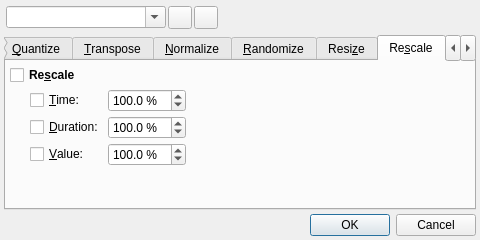
This is src/qtractorMidiToolsForm.ui in rncbc/qtractor as Qt 5 draws it before an edit. The edited form follows.
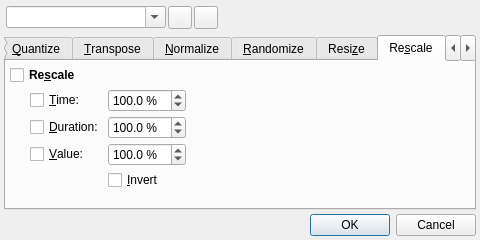
This is the edited form. The open tabs and pages were chosen to show the change. Icons and pictures are not drawn. Custom widgets are drawn as their Qt base class.

Commit message: - New MIDI clip tool option added: Rescale/Invert. (EXPERIMENTAL)

Diff of the .ui file:
```diff
--- a/src/qtractorMidiToolsForm.ui
+++ b/src/qtractorMidiToolsForm.ui
@@ -1214,7 +1214,14 @@
          </property>
         </widget>
        </item>
-       <item row="4" column="1" colspan="3">
+       <item row="4" column="2" colspan="2">
+        <widget class="QCheckBox" name="RescaleInvertCheckBox">
+         <property name="text">
+          <string>&amp;Invert</string>
+         </property>
+        </widget>
+       </item>
+       <item row="5" column="1" colspan="3">
         <spacer>
          <property name="orientation">
           <enum>Qt::Vertical</enum>
```
Left out of the diff: 7 changed lines with no effect on the pictures. The commit also changes 11 other files.
